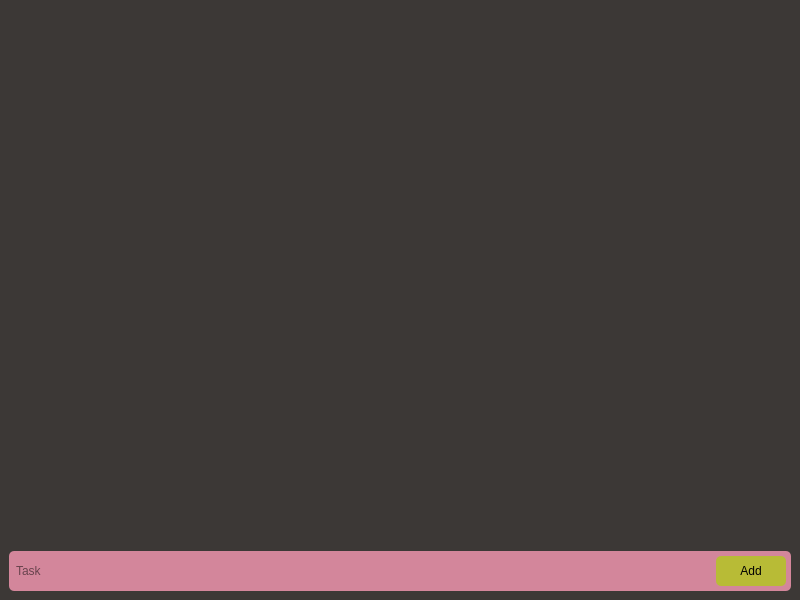
First picture: the form in ui_files/main_window.ui, repository fzaca/task-manager, before the edit.
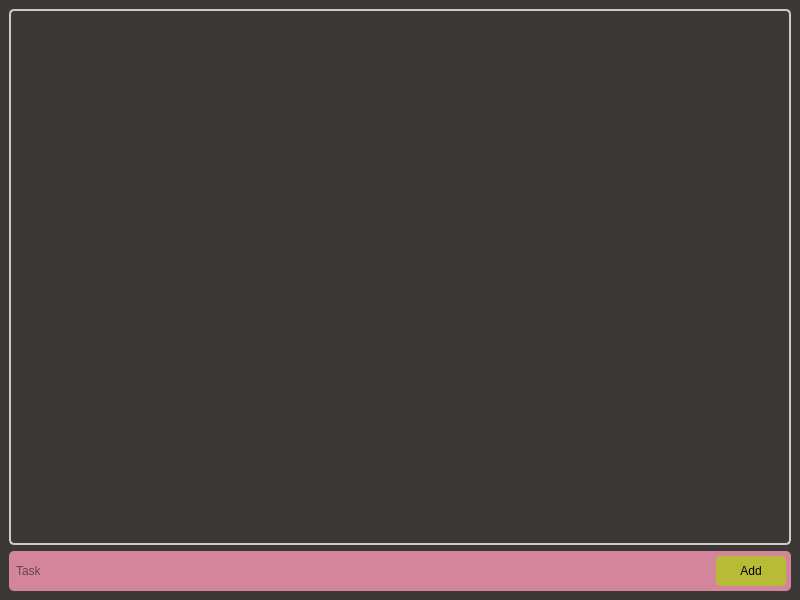
Second picture: the form after the edit.

```diff
--- a/ui_files/main_window.ui
+++ b/ui_files/main_window.ui
@@ -27,7 +27,9 @@
        </sizepolicy>
       </property>
       <property name="styleSheet">
-       <string notr="true">border: 0px;</string>
+       <string notr="true">QScrollArea{
+	border: 2px solid #ccc; border-radius: 5px; padding: 10px;
+}</string>
       </property>
       <property name="lineWidth">
        <number>0</number>
@@ -43,8 +45,8 @@
         <rect>
          <x>0</x>
          <y>0</y>
-         <width>782</width>
-         <height>536</height>
+         <width>758</width>
+         <height>512</height>
         </rect>
        </property>
        <layout class="QVBoxLayout" name="tasks_layout">
@@ -68,7 +70,7 @@
      </widget>
     </item>
     <item>
-     <widget class="QWidget" name="" native="true">
+     <widget class="QWidget" name="widget" native="true">
       <property name="styleSheet">
        <string notr="true">background-color: #d3869b;
 border-radius: 5px;</string>
```
Left out of the diff: 7 changed lines with no effect on the pictures.
